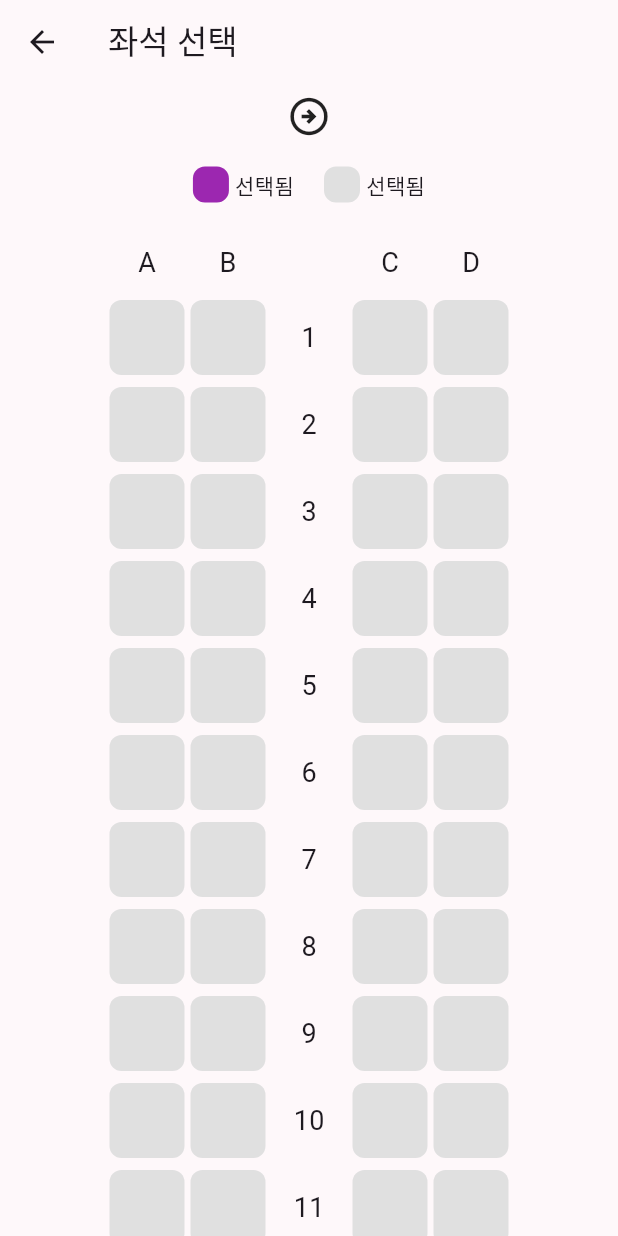
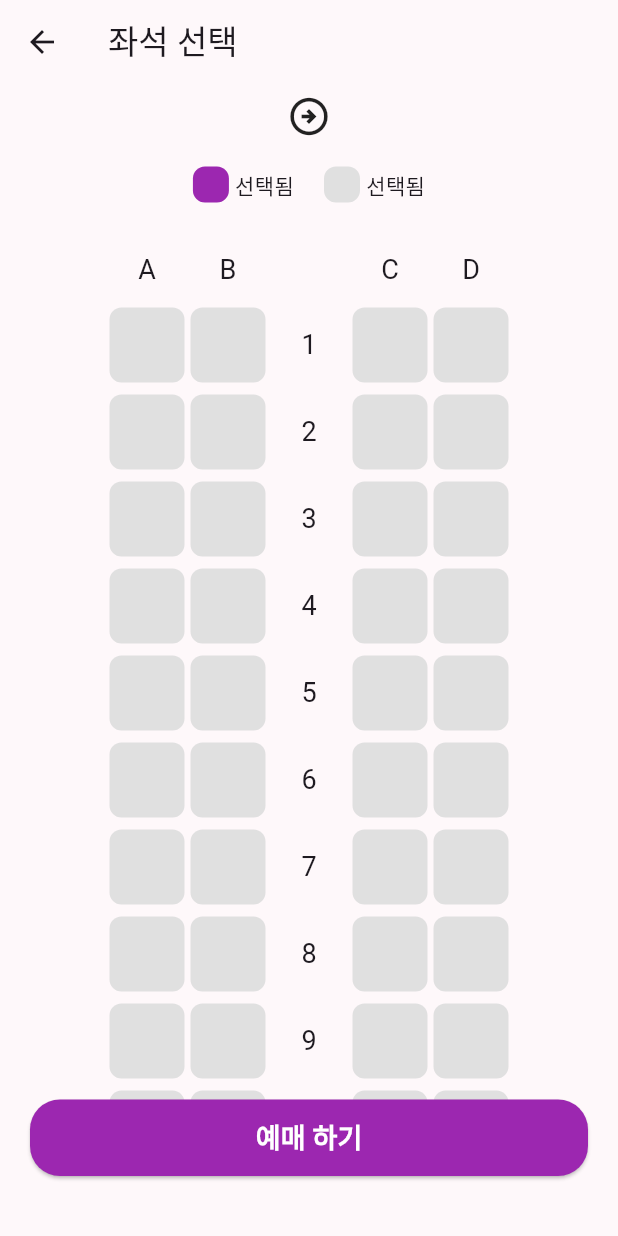
Before and after one commit to daehan-lim/flutter-train-app, a Flutter app: the SeatPage screen opened directly with empty values, on a phone screen of 412 x 824 dp. Run offline on Flutter 3.47's test engine with Material 3 defaults, Android fonts, the light colour scheme and no system bars.

Commit message:
feat(seat_page): Add book button and required padding. Reindent lines

```diff
--- a/lib/app/constants/app_strings.dart
+++ b/lib/app/constants/app_strings.dart
@@ -9,6 +9,7 @@ class AppStrings {
   static const selectDepartureArrivalMessage = '출발역과 도착역을 모두 선택해주세요.';
   static const confirm = '확인';
   static const selected = '선택됨';
+  static const book = '예매 하기';
 
   static const stationNames = [
     '수서',
--- a/lib/app/constants/app_styles.dart
+++ b/lib/app/constants/app_styles.dart
@@ -8,7 +8,7 @@ class AppStyles {
     fontWeight: FontWeight.bold,
   );
 
-  static const seatSelectButtonText = TextStyle(
+  static const buttonText = TextStyle(
     fontSize: 18,
     fontWeight: FontWeight.bold,
     color: Colors.white
--- a/lib/ui/home/home_page.dart
+++ b/lib/ui/home/home_page.dart
@@ -103,7 +103,7 @@ class _HomePageState extends State<HomePage> {
               },
               child: Text(
                 AppStrings.selectSeat,
-                style: AppStyles.seatSelectButtonText,
+                style: AppStyles.buttonText,
               ),
             ),
           ],
--- a/lib/ui/seat/seat_page.dart
+++ b/lib/ui/seat/seat_page.dart
@@ -1,7 +1,6 @@
 import 'package:flutter/material.dart';
 import 'package:flutter_train_app/app/constants/app_strings.dart';
 import 'package:flutter_train_app/app/constants/app_styles.dart';
-
 
 class SeatPage extends StatelessWidget {
   final String departureStation;
@@ -13,12 +12,18 @@ class SeatPage extends StatelessWidget {
   Widget build(BuildContext context) {
     return Scaffold(
       appBar: AppBar(title: Text(AppStrings.selectSeat)),
-      body: Column(
+      body: Padding(
+        padding: const EdgeInsets.symmetric(horizontal: 20),
+        child: Column(
+          crossAxisAlignment: CrossAxisAlignment.stretch,
           children: [
             Row(
               mainAxisAlignment: MainAxisAlignment.spaceEvenly,
               children: [
-              Text(departureStation, style: AppStyles.arrivalDepartureTextSeat),
+                Text(
+                  departureStation,
+                  style: AppStyles.arrivalDepartureTextSeat,
+                ),
                 Icon(Icons.arrow_circle_right_outlined, size: 30),
                 Text(arrivalStation, style: AppStyles.arrivalDepartureTextSeat),
               ],
@@ -42,7 +47,11 @@ class SeatPage extends StatelessWidget {
                 Text(AppStrings.selected),
               ],
             ),
-          SizedBox(height: 15),
+            Flexible(
+              child: Padding(
+                padding: const EdgeInsets.only(top: 20),
+                child: ListView(
+                  children: [
                     Row(
                       mainAxisAlignment: MainAxisAlignment.center,
                       children: [
@@ -57,9 +66,6 @@ class SeatPage extends StatelessWidget {
                         _buildAlphaNumBox('D'),
                       ],
                     ),
-          Flexible(
-            child: ListView(
-              children: [
                     for (var i = 1; i <= 20; i++) ...[
                       Row(
                         mainAxisAlignment: MainAxisAlignment.center,
@@ -87,12 +93,19 @@ class SeatPage extends StatelessWidget {
                           ),
                         ],
                       ),
-                  SizedBox(height: 8)
+                      SizedBox(height: 8),
                     ],
                   ],
                 ),
               ),
+            ),
+            ElevatedButton(
+              onPressed: () {},
+              child: Text(AppStrings.book, style: AppStyles.buttonText),
+            ),
+            SizedBox(height: 40),
           ],
+        ),
       ),
     );
   }
```
Lines whose indentation alone changed are shown as unchanged.
